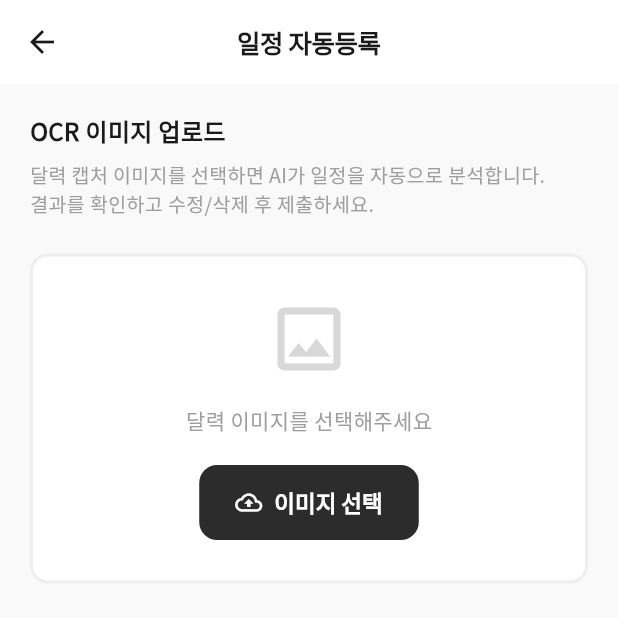
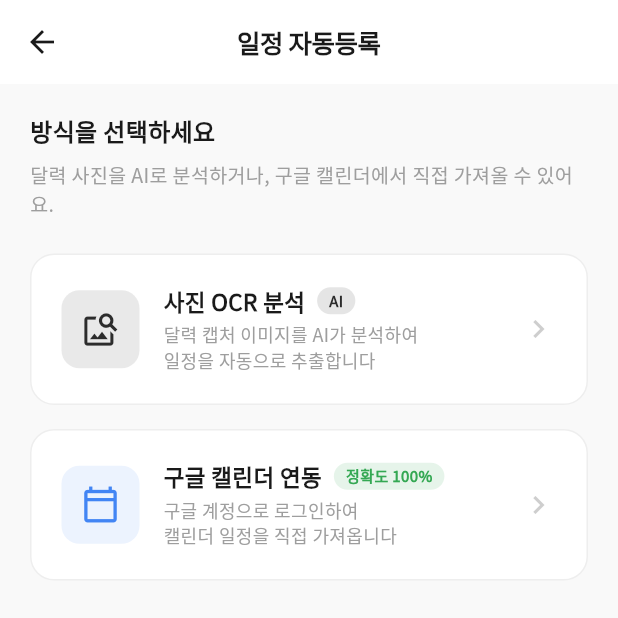
Before and after one commit to pjm0778-sd/coupleapp_v1, a Flutter app: the AutoRegistrationScreen screen opened directly, on a phone screen of 412 x 824 dp, the top half of it. Run offline on Flutter 3.47's test engine with Material 3 defaults, Android fonts, the phone set to English and light mode, and no system bars; our stand-ins replace flutter_local_notifications, google_fonts, google_sign_in, image_picker, shared_preferences, supabase_flutter and 1 more; missing offline and left inert: googleapis; accounts and stored records are empty.

Commit message:
feat: 구글 캘린더 연동 기능 추가
- google_sign_in, googleapis, http 패키지 추가
- Android/iOS Google Sign-In 설정 (google-services plugin)
- GoogleCalendarService: OAuth 로그인 + Calendar API 월별 일정 조회
- GoogleCalendarScreen: 계정 연결 및 월 선택 UI
- AutoRegistrationScreen: OCR + 구글 캘린더 선택 허브로 개편
- OcrReviewScreen 재사용 (구글 캘린더 결과도 동일하게 검토/편집/제출)

Co-Authored-By: Claude Sonnet 4.6 <noreply@anthropic.com>

```diff
--- a/lib/features/schedule/screens/auto_registration_screen.dart
+++ b/lib/features/schedule/screens/auto_registration_screen.dart
@@ -6,6 +6,7 @@ import '../../../core/supabase_client.dart';
 import '../../calendar/services/schedule_service.dart';
 import '../../../main.dart';
 import 'ocr_review_screen.dart';
+import 'google_calendar_screen.dart';
 
 class AutoRegistrationScreen extends StatefulWidget {
   const AutoRegistrationScreen({super.key});
@@ -31,7 +32,7 @@ class _AutoRegistrationScreenState extends State<AutoRegistrationScreen> {
     _coupleId = await ScheduleService().getCoupleId();
   }
 
-  Future<void> _onUploadPressed() async {
+  Future<void> _onOcrPressed() async {
     try {
       final XFile? image = await _imagePicker.pickImage(
         source: ImageSource.gallery,
@@ -106,6 +107,22 @@ class _AutoRegistrationScreenState extends State<AutoRegistrationScreen> {
     }
   }
 
+  void _onGoogleCalendarPressed() async {
+    if (_myUserId == null) return;
+    final saved = await Navigator.push<int>(
+      context,
+      MaterialPageRoute(
+        builder: (_) => GoogleCalendarScreen(
+          userId: _myUserId!,
+          coupleId: _coupleId,
+        ),
+      ),
+    );
+    if (saved != null && saved > 0 && mounted) {
+      TabSwitchNotification(1).dispatch(context);
+    }
+  }
+
   @override
   Widget build(BuildContext context) {
     return Scaffold(
@@ -116,7 +133,7 @@ class _AutoRegistrationScreenState extends State<AutoRegistrationScreen> {
           crossAxisAlignment: CrossAxisAlignment.stretch,
           children: [
             const Text(
-              'OCR 이미지 업로드',
+              '방식을 선택하세요',
               style: TextStyle(
                 fontSize: 16,
                 fontWeight: FontWeight.w600,
@@ -125,50 +142,131 @@ class _AutoRegistrationScreenState extends State<AutoRegistrationScreen> {
             ),
             const SizedBox(height: 8),
             const Text(
-              '달력 캡처 이미지를 선택하면 AI가 일정을 자동으로 분석합니다.\n결과를 확인하고 수정/삭제 후 제출하세요.',
+              '달력 사진을 AI로 분석하거나, 구글 캘린더에서 직접 가져올 수 있어요.',
               style: TextStyle(fontSize: 13, color: AppTheme.textSecondary),
             ),
             const SizedBox(height: 24),
-            Container(
-              height: 220,
+
+            // OCR 카드
+            _buildOptionCard(
+              icon: Icons.image_search_outlined,
+              iconColor: AppTheme.primary,
+              title: '사진 OCR 분석',
+              subtitle: '달력 캡처 이미지를 AI가 분석하여\n일정을 자동으로 추출합니다',
+              badge: 'AI',
+              badgeColor: AppTheme.primary,
+              isLoading: _isUploading,
+              onTap: _isUploading ? null : _onOcrPressed,
+            ),
+
+            const SizedBox(height: 16),
+
+            // 구글 캘린더 카드
+            _buildOptionCard(
+              icon: Icons.calendar_today_outlined,
+              iconColor: const Color(0xFF4285F4),
+              title: '구글 캘린더 연동',
+              subtitle: '구글 계정으로 로그인하여\n캘린더 일정을 직접 가져옵니다',
+              badge: '정확도 100%',
+              badgeColor: const Color(0xFF34A853),
+              isLoading: false,
+              onTap: _onGoogleCalendarPressed,
+            ),
+          ],
+        ),
+      ),
+    );
+  }
+
+  Widget _buildOptionCard({
+    required IconData icon,
+    required Color iconColor,
+    required String title,
+    required String subtitle,
+    required String badge,
+    required Color badgeColor,
+    required bool isLoading,
+    required VoidCallback? onTap,
+  }) {
+    return GestureDetector(
+      onTap: onTap,
+      child: Container(
+        padding: const EdgeInsets.all(20),
         decoration: BoxDecoration(
           color: AppTheme.surface,
+          borderRadius: BorderRadius.circular(16),
+          border: Border.all(color: AppTheme.border),
+        ),
+        child: Row(
+          children: [
+            Container(
+              width: 52,
+              height: 52,
+              decoration: BoxDecoration(
+                color: iconColor.withOpacity(0.1),
                 borderRadius: BorderRadius.circular(12),
-                border: Border.all(color: AppTheme.border, width: 2),
               ),
-              child: Center(
+              child: isLoading
+                  ? Padding(
+                      padding: const EdgeInsets.all(14),
+                      child: CircularProgressIndicator(
+                        strokeWidth: 2,
+                        color: iconColor,
+                      ),
+                    )
+                  : Icon(icon, color: iconColor, size: 26),
+            ),
+            const SizedBox(width: 16),
+            Expanded(
               child: Column(
-                  mainAxisAlignment: MainAxisAlignment.center,
+                crossAxisAlignment: CrossAxisAlignment.start,
                 children: [
-                    Icon(
-                      Icons.image_outlined,
-                      size: 56,
-                      color: AppTheme.textSecondary.withValues(alpha: 0.4),
-                    ),
-                    const SizedBox(height: 16),
+                  Row(
+                    children: [
                       Text(
-                      _isUploading ? 'AI 분석 중...' : '달력 이미지를 선택해주세요',
+                        title,
                         style: const TextStyle(
-                        color: AppTheme.textSecondary,
-                        fontSize: 14,
+                          fontSize: 15,
+                          fontWeight: FontWeight.w600,
+                          color: AppTheme.textPrimary,
                         ),
                       ),
-                    const SizedBox(height: 20),
-                    if (_isUploading)
-                      const CircularProgressIndicator()
-                    else
-                      ElevatedButton.icon(
-                        onPressed: _onUploadPressed,
-                        icon: const Icon(Icons.cloud_upload_outlined),
-                        label: const Text('이미지 선택'),
-                        style: ElevatedButton.styleFrom(
-                          backgroundColor: AppTheme.primary,
-                          foregroundColor: Colors.white,
+                      const SizedBox(width: 8),
+                      Container(
+                        padding: const EdgeInsets.symmetric(
+                          horizontal: 8,
+                          vertical: 2,
+                        ),
+                        decoration: BoxDecoration(
+                          color: badgeColor.withOpacity(0.12),
+                          borderRadius: BorderRadius.circular(20),
+                        ),
+                        child: Text(
+                          badge,
+                          style: TextStyle(
+                            fontSize: 10,
+                            color: badgeColor,
+                            fontWeight: FontWeight.w600,
+                          ),
+                        ),
+                      ),
+                    ],
+                  ),
+                  const SizedBox(height: 4),
+                  Text(
+                    subtitle,
+                    style: const TextStyle(
+                      fontSize: 12,
+                      color: AppTheme.textSecondary,
+                      height: 1.4,
                     ),
                   ),
                 ],
               ),
             ),
+            Icon(
+              Icons.chevron_right,
+              color: AppTheme.textSecondary.withOpacity(0.5),
             ),
           ],
         ),
--- a/pubspec.yaml
+++ b/pubspec.yaml
@@ -41,6 +41,9 @@ dependencies:
   shared_preferences: ^2.5.3
   google_fonts: ^6.2.1
   intl: ^0.20.2
+  google_sign_in: ^6.2.0
+  googleapis: ^13.2.0
+  http: ^1.2.0
 
 dev_dependencies:
   flutter_test:
```
Also changed, not shown: lib/features/schedule/screens/google_calendar_screen.dart (added, +368 -0 lines), lib/features/schedule/services/google_calendar_service.dart (added, +130 -0 lines), 3 other files. Lines whose indentation alone changed are shown as unchanged.
